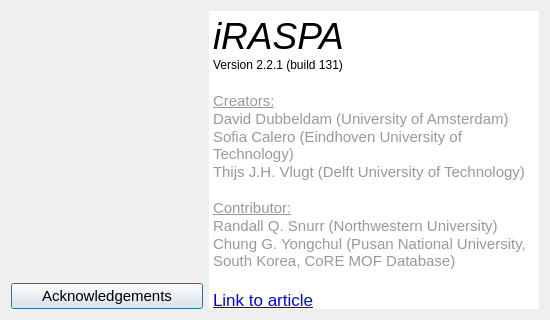
Qt form iraspa/iraspagui/aboutdialog.ui (iRASPA/iRASPA-QT) before a commit.
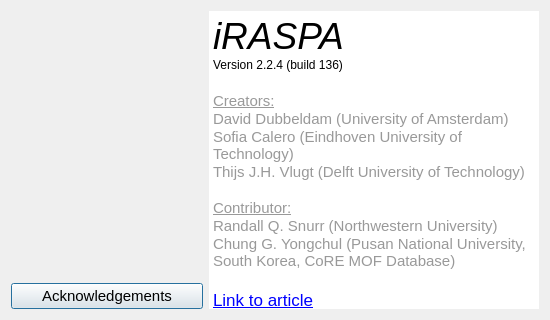
The same form after that commit. Icons and pictures are not drawn.

Patch:
```diff
--- a/iraspa/iraspagui/aboutdialog.ui
+++ b/iraspa/iraspagui/aboutdialog.ui
@@ -126,11 +126,11 @@
        </property>
        <property name="html">
         <string>&lt;!DOCTYPE HTML PUBLIC &quot;-//W3C//DTD HTML 4.0//EN&quot; &quot;http://www.w3.org/TR/REC-html40/strict.dtd&quot;&gt;
-&lt;html&gt;&lt;head&gt;&lt;meta name=&quot;qrichtext&quot; content=&quot;1&quot; /&gt;&lt;style type=&quot;text/css&quot;&gt;
+&lt;html&gt;&lt;head&gt;&lt;meta name=&quot;qrichtext&quot; content=&quot;1&quot; /&gt;&lt;meta charset=&quot;utf-8&quot; /&gt;&lt;style type=&quot;text/css&quot;&gt;
 p, li { white-space: pre-wrap; }
 &lt;/style&gt;&lt;/head&gt;&lt;body style=&quot; font-family:'.AppleSystemUIFont'; font-size:13pt; font-weight:400; font-style:normal;&quot;&gt;
 &lt;p style=&quot; margin-top:0px; margin-bottom:0px; margin-left:0px; margin-right:0px; -qt-block-indent:0; text-indent:0px;&quot;&gt;&lt;span style=&quot; font-family:'.SF NS Text'; font-size:28pt; font-style:italic;&quot;&gt;iRASPA&lt;/span&gt;&lt;/p&gt;
-&lt;p style=&quot; margin-top:0px; margin-bottom:0px; margin-left:0px; margin-right:0px; -qt-block-indent:0; text-indent:0px;&quot;&gt;&lt;span style=&quot; font-family:'.SF NS Text'; font-size:9pt;&quot;&gt;Version 2.2.1 (build 131)&lt;/span&gt;&lt;/p&gt;
+&lt;p style=&quot; margin-top:0px; margin-bottom:0px; margin-left:0px; margin-right:0px; -qt-block-indent:0; text-indent:0px;&quot;&gt;&lt;span style=&quot; font-family:'.SF NS Text'; font-size:9pt;&quot;&gt;Version 2.2.4 (build 136)&lt;/span&gt;&lt;/p&gt;
 &lt;p style=&quot;-qt-paragraph-type:empty; margin-top:0px; margin-bottom:0px; margin-left:0px; margin-right:0px; -qt-block-indent:0; text-indent:0px; font-family:'.SF NS Text';&quot;&gt;&lt;br /&gt;&lt;/p&gt;
 &lt;p style=&quot; margin-top:0px; margin-bottom:0px; margin-left:0px; margin-right:0px; -qt-block-indent:0; text-indent:0px;&quot;&gt;&lt;span style=&quot; font-family:'.SF NS Text'; font-size:11pt; text-decoration: underline; color:#999999;&quot;&gt;Creators:&lt;/span&gt;&lt;/p&gt;
 &lt;p style=&quot; margin-top:0px; margin-bottom:0px; margin-left:0px; margin-right:0px; -qt-block-indent:0; text-indent:0px;&quot;&gt;&lt;span style=&quot; font-family:'.SF NS Text'; font-size:11pt; color:#999999;&quot;&gt;David Dubbeldam (University of Amsterdam)&lt;/span&gt;&lt;/p&gt;
```
